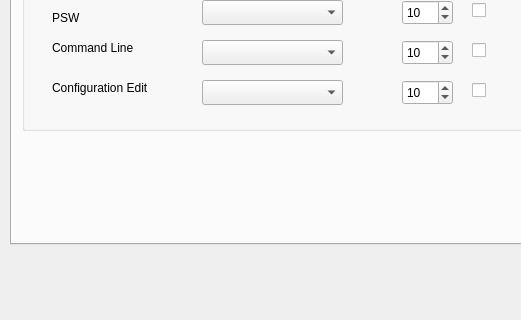
First picture: the form in HercStudio/PreferencesWin.ui, repository NomadArchitect/HercStudio, before the edit; both pictures show x 0 to 521 and y 359 to 679 of the 769 by 679 pixel window.
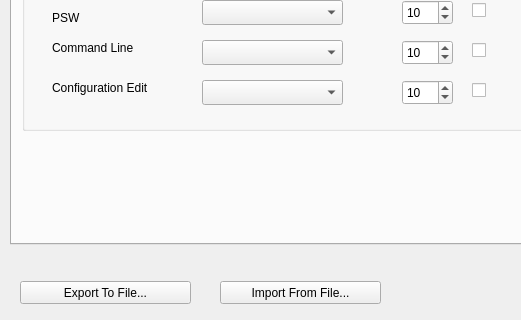
Second picture: the form after the edit.

Commit message: add imprt/export json file (WIP)

```diff
--- a/HercStudio/PreferencesWin.ui
+++ b/HercStudio/PreferencesWin.ui
@@ -900,6 +900,32 @@
     <string>Cancel</string>
    </property>
   </widget>
+  <widget class="QPushButton" name="exportPreferencesButton">
+   <property name="geometry">
+    <rect>
+     <x>20</x>
+     <y>640</y>
+     <width>171</width>
+     <height>23</height>
+    </rect>
+   </property>
+   <property name="text">
+    <string>Export To File...</string>
+   </property>
+  </widget>
+  <widget class="QPushButton" name="importPreferencesButton">
+   <property name="geometry">
+    <rect>
+     <x>220</x>
+     <y>640</y>
+     <width>161</width>
+     <height>23</height>
+    </rect>
+   </property>
+   <property name="text">
+    <string>Import From File...</string>
+   </property>
+  </widget>
  </widget>
  <resources/>
  <connections/>
```
The commit also changes 9 other files.
